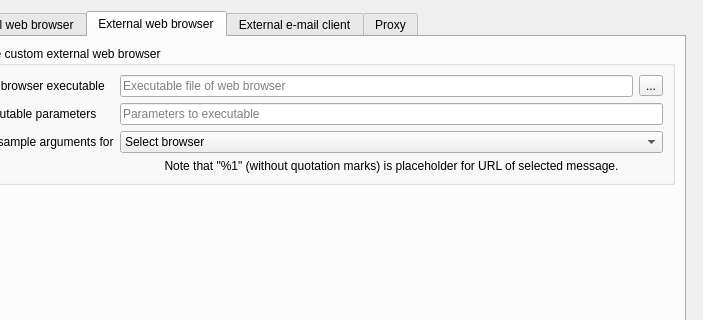
The window that src/gui/formsettings.ui (martinrotter/rssguard) describes before a commit, drawn with Qt 5; both pictures show x 287 to 990 and y 0 to 320 of the 990 by 498 pixel window.
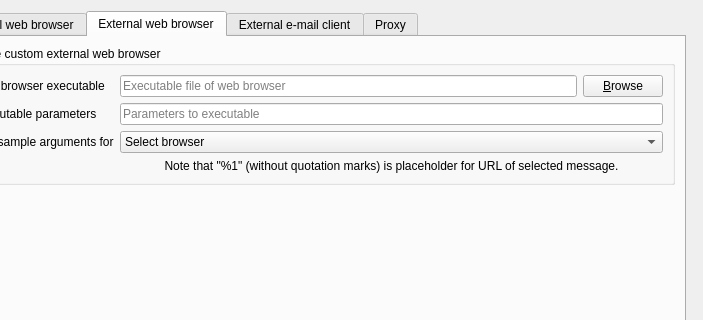
The same window after the commit. The open tabs and pages were chosen to show the change. Custom widgets are drawn as their Qt base class.

Patch:
```diff
--- a/src/gui/formsettings.ui
+++ b/src/gui/formsettings.ui
@@ -941,15 +941,18 @@
                <layout class="QHBoxLayout" name="horizontalLayout_10">
                 <item>
                  <widget class="QLineEdit" name="m_txtExternalBrowserExecutable">
+                  <property name="readOnly">
+                   <bool>true</bool>
+                  </property>
                   <property name="placeholderText">
                    <string>Executable file of web browser</string>
                   </property>
                  </widget>
                 </item>
                 <item>
-                 <widget class="QToolButton" name="m_btnExternalBrowserExecutable">
+                 <widget class="QPushButton" name="m_btnExternalBrowserExecutable">
                   <property name="text">
-                   <string>...</string>
+                   <string>&amp;Browse</string>
                   </property>
                  </widget>
                 </item>
```
Left out of the diff: 31 changed lines with no effect on the pictures.
